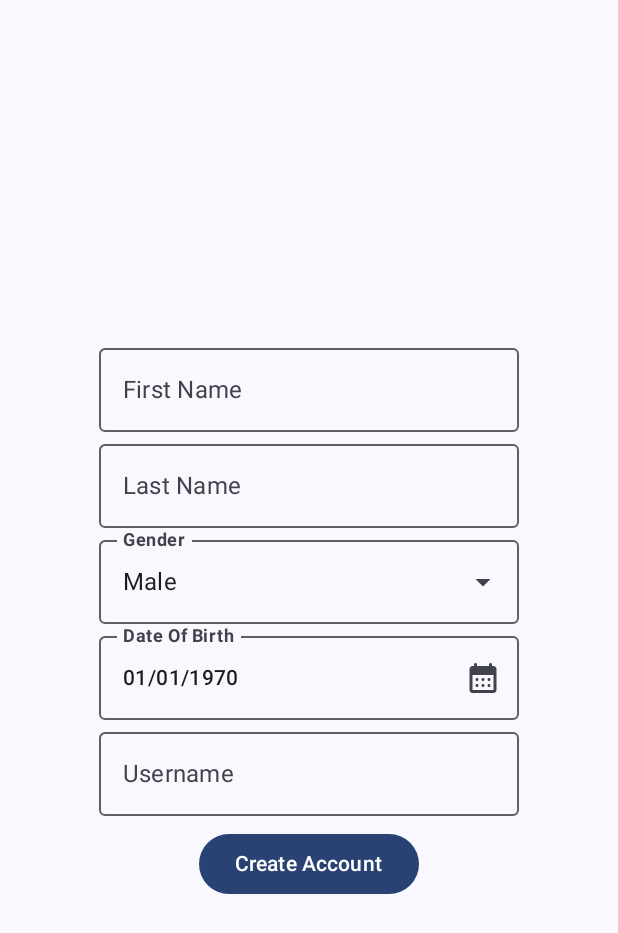
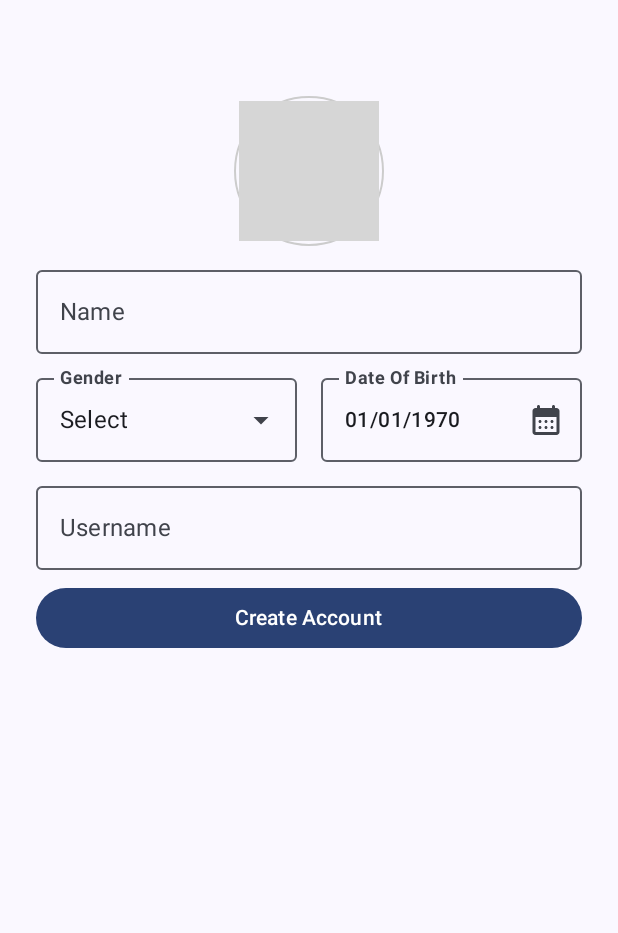
Before and after one commit to jainhardik120/TaleVistaAndroid, an Android app built with Jetpack Compose: the composable RegisterUsernameScreen called with empty values, on a phone screen of 412 x 824 dp. Shown: the top 933 px of the screen. Run offline under Robolectric (Android 15) with nearby library versions, the phone set to English and light mode, and no system bars; pictures from the network do not load; grey boxes are pictures that could not be loaded.

Commit message:
Finished login ui

```diff
--- a/app/src/main/java/com/jainhardik120/talevista/domain/repository/AuthController.kt
+++ b/app/src/main/java/com/jainhardik120/talevista/domain/repository/AuthController.kt
@@ -25,7 +25,6 @@ interface AuthController {
         password: String,
         username: String,
         firstName: String,
-        lastName: String,
         dob: String,
         picture: String,
         gender: String
@@ -37,7 +36,6 @@ interface AuthController {
         idToken: String,
         username: String,
         firstName: String,
-        lastName: String,
         dob: String,
         picture: String,
         gender: String
--- a/app/src/main/java/com/jainhardik120/talevista/ui/presentation/login/LoginEvent.kt
+++ b/app/src/main/java/com/jainhardik120/talevista/ui/presentation/login/LoginEvent.kt
@@ -12,10 +12,10 @@ sealed class LoginEvent {
     data class RegisterPasswordChanged(val password: String) : LoginEvent()
     data class RegisterUserNameChanged(val username: String) : LoginEvent()
     data class RegisterMailChanged(val email: String) : LoginEvent()
-    data class RegisterFNameChanged(val name: String) : LoginEvent()
-    data class RegisterLNameChanged(val name: String) : LoginEvent()
+    data class RegisterNameChanged(val name: String) : LoginEvent()
     data class GenderChanged(val gender: Gender) : LoginEvent()
     data class DateOfBirthChanged(val date: Long) : LoginEvent()
+    data class ImageUrlChanged(val url: String) : LoginEvent()
     data class LaunchOneTapClient(
         val context: Context,
         val launcher: ManagedActivityResultLauncher<IntentSenderRequest, ActivityResult>
--- a/app/src/main/java/com/jainhardik120/talevista/ui/presentation/login/LoginState.kt
+++ b/app/src/main/java/com/jainhardik120/talevista/ui/presentation/login/LoginState.kt
@@ -1,4 +1,6 @@
 package com.jainhardik120.talevista.ui.presentation.login
+
+import com.jainhardik120.talevista.util.BASE_SERVER_URL
 
 data class LoginState(
     val loginEmail: String = "",
@@ -7,11 +9,10 @@ data class LoginState(
     val registerPassword: String = "",
     val recommendedUserNames: List<String> = emptyList(),
     val showUsernames: Boolean = false,
-    val firstName: String = "",
-    val lastName: String = "",
-    val picture: String = "",
+    val name: String = "",
+    val picture: String = "$BASE_SERVER_URL/avatar1).png",
     val dob: Long = 0,
-    val gender: Gender = Gender.MALE,
+    val gender: Gender? = null,
     val googleIdToken: String = "",
     val isGoogleUsed: Boolean = false,
     val resetMail: String = ""
--- a/app/src/main/java/com/jainhardik120/talevista/ui/presentation/login/components/RegisterMailScreen.kt
+++ b/app/src/main/java/com/jainhardik120/talevista/ui/presentation/login/components/RegisterMailScreen.kt
@@ -102,7 +102,7 @@ fun ForgotPasswordScreen(
             .fillMaxWidth()
             .padding(horizontal = 16.dp),
             onClick = { onEvent(LoginEvent.SendResetMailClicked) }) {
-            Text(text = "Reset Password")
+            Text(text = "Next")
         }
     }
 }
--- a/app/src/main/java/com/jainhardik120/talevista/ui/presentation/login/components/RegisterUsernameScreen.kt
+++ b/app/src/main/java/com/jainhardik120/talevista/ui/presentation/login/components/RegisterUsernameScreen.kt
@@ -1,12 +1,24 @@
 package com.jainhardik120.talevista.ui.presentation.login.components
 
+import androidx.compose.foundation.border
+import androidx.compose.foundation.clickable
 import androidx.compose.foundation.layout.Arrangement
+import androidx.compose.foundation.layout.Box
 import androidx.compose.foundation.layout.Column
 import androidx.compose.foundation.layout.PaddingValues
+import androidx.compose.foundation.layout.Row
 import androidx.compose.foundation.layout.Spacer
+import androidx.compose.foundation.layout.aspectRatio
 import androidx.compose.foundation.layout.fillMaxSize
+import androidx.compose.foundation.layout.fillMaxWidth
 import androidx.compose.foundation.layout.height
 import androidx.compose.foundation.layout.padding
+import androidx.compose.foundation.layout.size
+import androidx.compose.foundation.layout.width
+import androidx.compose.foundation.lazy.grid.GridCells
+import androidx.compose.foundation.lazy.grid.LazyVerticalGrid
+import androidx.compose.foundation.lazy.grid.itemsIndexed
+import androidx.compose.foundation.shape.CircleShape
 import androidx.compose.foundation.text.KeyboardActions
 import androidx.compose.foundation.text.KeyboardOptions
 import androidx.compose.material.icons.Icons
@@ -21,6 +33,7 @@ import androidx.compose.material3.ExposedDropdownMenuDefaults
 import androidx.compose.material3.Icon
 import androidx.compose.material3.IconButton
 import androidx.compose.material3.MaterialTheme
+import androidx.compose.material3.ModalBottomSheet
 import androidx.compose.material3.OutlinedTextField
 import androidx.compose.material3.Text
 import androidx.compose.material3.TextButton
@@ -35,17 +48,22 @@ import androidx.compose.runtime.setValue
 import androidx.compose.ui.Alignment
 import androidx.compose.ui.ExperimentalComposeUiApi
 import androidx.compose.ui.Modifier
+import androidx.compose.ui.draw.clip
 import androidx.compose.ui.focus.FocusRequester
 import androidx.compose.ui.focus.focusRequester
 import androidx.compose.ui.focus.onFocusChanged
 import androidx.compose.ui.focus.onFocusEvent
+import androidx.compose.ui.graphics.Color
 import androidx.compose.ui.platform.LocalSoftwareKeyboardController
 import androidx.compose.ui.text.input.ImeAction
 import androidx.compose.ui.text.input.KeyboardType
+import androidx.compose.ui.tooling.preview.Preview
 import androidx.compose.ui.unit.dp
+import coil.compose.AsyncImage
 import com.jainhardik120.talevista.ui.presentation.login.Gender
 import com.jainhardik120.talevista.ui.presentation.login.LoginEvent
 import com.jainhardik120.talevista.ui.presentation.login.LoginState
+import com.jainhardik120.talevista.util.BASE_SERVER_URL
 import kotlinx.coroutines.delay
 import kotlinx.coroutines.launch
 import java.text.SimpleDateFormat
@@ -54,6 +72,19 @@ import java.util.Date
 import java.util.Locale
 import java.util.TimeZone
 import java.util.concurrent.TimeUnit
+
+
+@Preview(showBackground = true, showSystemUi = true)
+@Composable
+fun RegisterUsernamePreview() {
+    RegisterUsernameScreen(
+        onEvent = {},
+        state = LoginState(),
+        username = "_.hardikj",
+        usernameAvailable = true
+    )
+}
+
 
 @OptIn(ExperimentalMaterial3Api::class, ExperimentalComposeUiApi::class)
 @Composable
@@ -66,6 +97,82 @@ fun RegisterUsernameScreen(
     val keyboardController = LocalSoftwareKeyboardController.current
     var genderMenuExpanded by remember { mutableStateOf(false) }
     var datePickerExpanded by remember { mutableStateOf(false) }
+    var bottomSheetExpanded by remember { mutableStateOf(false) }
+
+    val images by remember {
+        mutableStateOf(
+            listOf(
+                "avatar1).png",
+                "avatar2).png",
+                "avatar3).png",
+                "avatar4).png",
+                "avatar5).png",
+                "avatar6).png",
+                "avatar7).png",
+                "avatar8).png",
+                "avatar9).png",
+                "avatar10).png",
+                "avatar11).png",
+                "avatar12).png",
+                "avatar13).png",
+                "avatar14).png",
+                "avatar15).png",
+                "avatar16).png",
+                "avatar17).png",
+                "avatar18).png",
+                "avatar19).png",
+                "avatar20).png",
+                "avatar21).png",
+                "avatar22).png",
+                "avatar23).png",
+                "avatar24).png",
+                "avatar25).png",
+                "avatar26).png",
+                "avatar27).png",
+                "avatar28).png",
+                "avatar29).png",
+                "avatar30).png"
+            ).map {
+                "$BASE_SERVER_URL/$it"
+            }
+        )
+    }
+
+    if (bottomSheetExpanded) {
+        ModalBottomSheet(onDismissRequest = { bottomSheetExpanded = false }, dragHandle = null) {
+            LazyVerticalGrid(
+                columns = GridCells.Fixed(6),
+                modifier = Modifier
+                    .fillMaxWidth()
+                    .padding(16.dp),
+                content = {
+                    itemsIndexed(images) { _, item ->
+                        Box(
+                            Modifier
+                                .fillMaxWidth()
+                                .aspectRatio(1f),
+                            contentAlignment = Alignment.Center
+                        ) {
+                            AsyncImage(
+                                model = item,
+                                modifier = Modifier
+                                    .fillMaxSize()
+                                    .padding(8.dp)
+                                    .aspectRatio(1f, matchHeightConstraintsFirst = true)
+                                    .clip(
+                                        CircleShape
+                                    )
+                                    .clickable {
+                                        bottomSheetExpanded = false
+                                        onEvent(LoginEvent.ImageUrlChanged(item))
+                                    },
+                                contentDescription = "Profile Icon"
+                            )
+                        }
+                    }
+                })
+        }
+    }
     val datePickerState = rememberDatePickerState()
     val scope = rememberCoroutineScope()
 
@@ -146,38 +253,40 @@ fun RegisterUsernameScreen(
             })
         }
     }
+
     Column(
         Modifier
-            .padding(horizontal = 8.dp)
+            .padding(horizontal = 24.dp)
             .fillMaxSize(),
-        verticalArrangement = Arrangement.Center,
         horizontalAlignment = Alignment.CenterHorizontally
     ) {
+
+        Spacer(modifier = Modifier.height(64.dp))
+
+        Row(Modifier.fillMaxWidth(), horizontalArrangement = Arrangement.Center) {
+            AsyncImage(
+                model = state.picture,
+                modifier = Modifier
+                    .size(100.dp)
+                    .weight(3f)
+                    .aspectRatio(1f, matchHeightConstraintsFirst = true)
+                    .border(width = 1.dp, color = Color.LightGray, shape = CircleShape)
+                    .padding(3.dp)
+                    .clip(
+                        CircleShape
+                    )
+                    .clickable {
+                        bottomSheetExpanded = true
+                    },
+                contentDescription = "Profile Icon"
+            )
+        }
+        Spacer(modifier = Modifier.height(8.dp))
         OutlinedTextField(
-            value = state.firstName,
-            onValueChange = {
-                onEvent(LoginEvent.RegisterFNameChanged(it))
-            },
+            value = state.name,
+            onValueChange = { onEvent(LoginEvent.RegisterNameChanged(it)) },
             label = {
-                Text(text = "First Name")
-            },
-            textStyle = MaterialTheme.typography.bodyMedium,
-            keyboardOptions = KeyboardOptions.Default.copy(
-                imeAction = ImeAction.Next,
-                keyboardType = KeyboardType.Text
-            ),
-            keyboardActions = KeyboardActions(
-                onNext = {
-
-                }
-            ),
-            singleLine = true
-        )
-        OutlinedTextField(
-            value = state.lastName,
-            onValueChange = { onEvent(LoginEvent.RegisterLNameChanged(it)) },
-            label = {
-                Text(text = "Last Name")
+                Text(text = "Name")
             },
             textStyle = MaterialTheme.typography.bodyMedium,
             keyboardOptions = KeyboardOptions.Default.copy(
@@ -193,18 +302,23 @@ fun RegisterUsernameScreen(
                     }
                 }
             ),
+            modifier = Modifier.fillMaxWidth(),
             singleLine = true
         )
-
+        Spacer(modifier = Modifier.height(8.dp))
+        Row(Modifier.fillMaxWidth()) {
             ExposedDropdownMenuBox(
                 expanded = genderMenuExpanded,
                 onExpandedChange = {
                     genderMenuExpanded = !genderMenuExpanded
-            }
+                },
+                modifier = Modifier
+                    .weight(1f)
+                    .fillMaxWidth()
             ) {
 
                 OutlinedTextField(
-                value = state.gender.displayName,
+                    value = state.gender?.displayName ?: "Select",
                     onValueChange = {},
                     readOnly = true,
                     modifier = Modifier.menuAnchor(),
@@ -232,6 +346,7 @@ fun RegisterUsernameScreen(
                     }
                 }
             }
+            Spacer(Modifier.width(16.dp))
             OutlinedTextField(
                 value = dateString.value,
                 onValueChange = { },
@@ -252,10 +367,16 @@ fun RegisterUsernameScreen(
                         if (it.isFocused) {
                             datePickerExpanded = true
                         }
-                },
+                    }
+                    .weight(1f)
+                    .fillMaxWidth(),
                 readOnly = true,
                 singleLine = true
             )
+        }
+
+
+        Spacer(modifier = Modifier.height(8.dp))
         OutlinedTextField(
             value = username,
             onValueChange = { onEvent(LoginEvent.RegisterUserNameChanged(it)) },
@@ -278,12 +399,16 @@ fun RegisterUsernameScreen(
                     if (it.isFocused) {
                         keyboardController?.show()
                     }
-                },
+                }
+                .fillMaxWidth(),
             singleLine = true,
             isError = (username.isNotEmpty() && !usernameAvailable)
         )
         Spacer(modifier = Modifier.height(8.dp))
-        Button(onClick = { onEvent(LoginEvent.RegisterUsernameButtonClicked) }) {
+        Button(
+            onClick = { onEvent(LoginEvent.RegisterUsernameButtonClicked) },
+            Modifier.fillMaxWidth()
+        ) {
             Text(text = "Create Account")
         }
     }
```
Also changed, not shown: app/src/main/java/com/jainhardik120/talevista/data/repository/AuthControllerImpl.kt (+2 -6 lines), app/src/main/java/com/jainhardik120/talevista/ui/PasswordResetActivity.kt (+42 -34 lines), app/src/main/java/com/jainhardik120/talevista/ui/presentation/login/LoginViewModel.kt (+11 -13 lines). Lines whose indentation alone changed are shown as unchanged.
